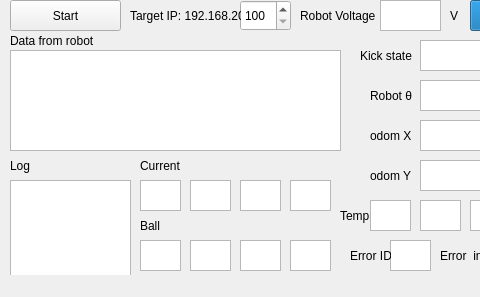
Old version of the form Qt Robot info/Qt_Robot_info/qt_robot_info.ui in the repository ibis-ssl/GUI_Qt; both pictures show x 0 to 480 and y 0 to 297 of the 714 by 297 pixel window.
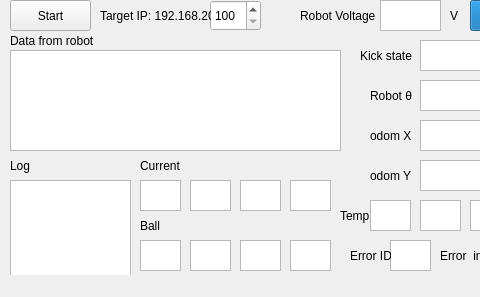
New version of the form.

Diff of the .ui file:
```diff
--- a/Qt Robot info/Qt_Robot_info/qt_robot_info.ui
+++ b/Qt Robot info/Qt_Robot_info/qt_robot_info.ui
@@ -629,7 +629,7 @@
    <widget class="QSpinBox" name="setIP">
     <property name="geometry">
      <rect>
-      <x>240</x>
+      <x>210</x>
       <y>0</y>
       <width>51</width>
       <height>31</height>
@@ -647,7 +647,7 @@
      <rect>
       <x>10</x>
       <y>0</y>
-      <width>111</width>
+      <width>81</width>
       <height>31</height>
      </rect>
     </property>
@@ -658,7 +658,7 @@
    <widget class="QLabel" name="label">
     <property name="geometry">
      <rect>
-      <x>130</x>
+      <x>100</x>
       <y>0</y>
       <width>111</width>
       <height>31</height>
```
Left out of the diff: 12 changed lines with no effect on the pictures.
